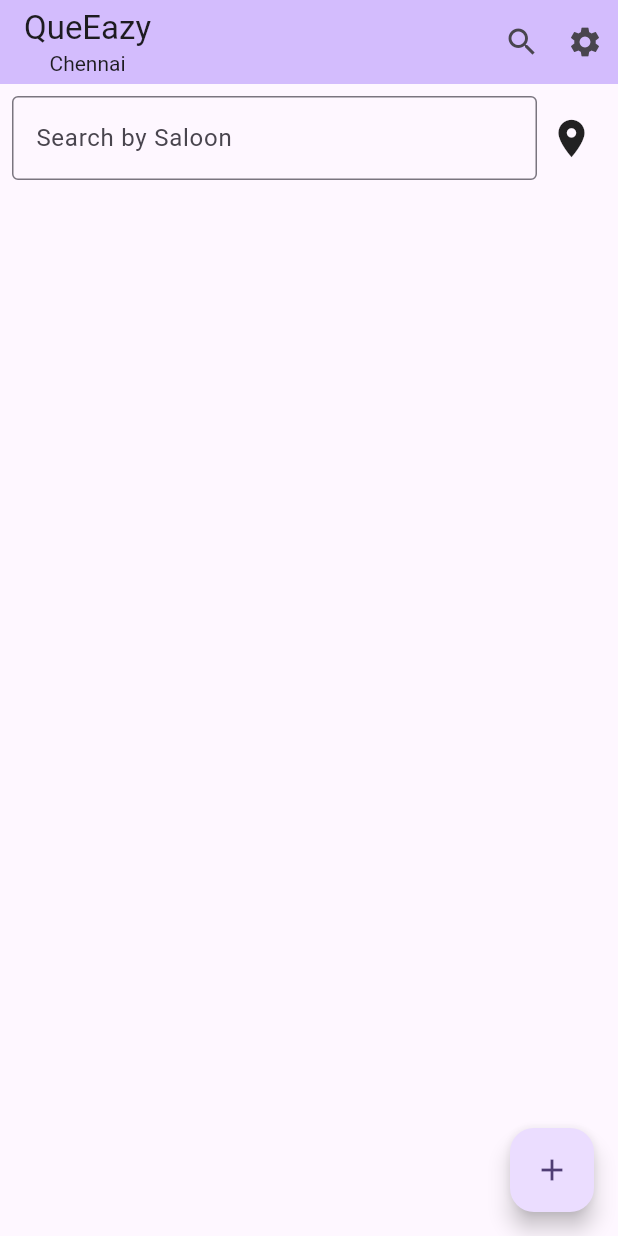
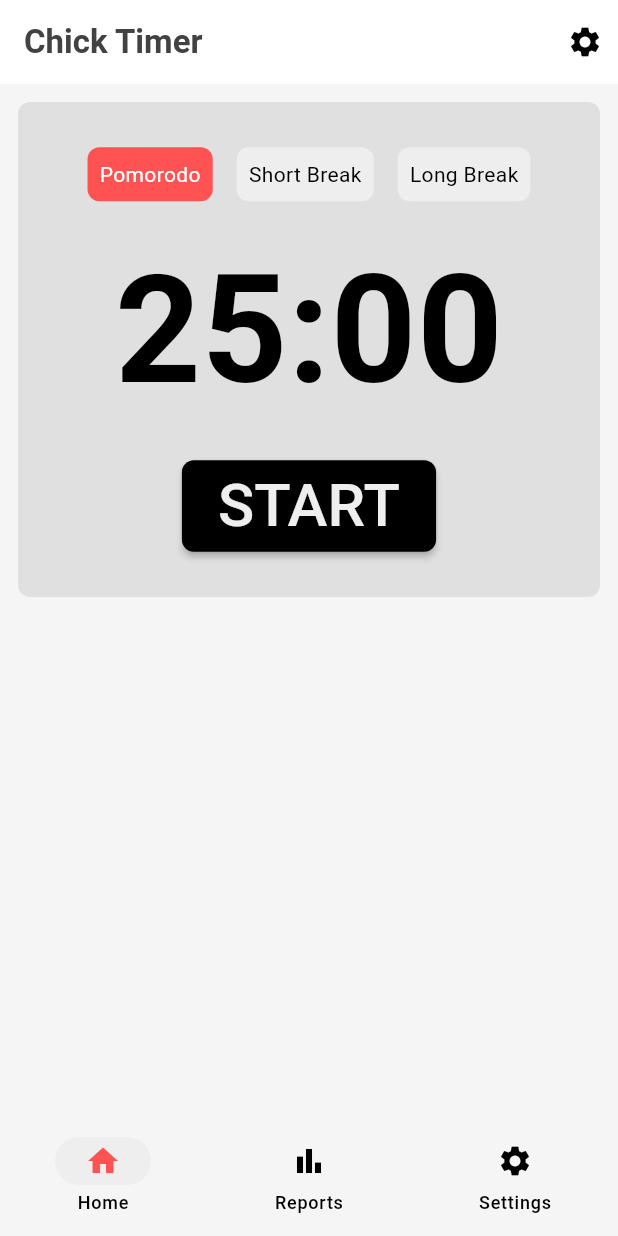
Before and after one commit to Manoj-Karthick/Pulse-Timer, a Flutter app: the screen it shows after launch, on a phone screen of 412 x 824 dp. Run offline on Flutter 3.47's test engine with Material 3 defaults, Android fonts, the phone set to English and light mode, and no system bars; our stand-ins replace google_fonts; Roboto replaces fonts that are missing (Dongle).

Commit message:
Added basic Pomorodo timer homepage

```diff
--- a/lib/main.dart
+++ b/lib/main.dart
@@ -1,4 +1,5 @@
 import 'package:flutter/material.dart';
+import 'package:learn_flutter/pages/home_page.dart';
 
 void main() {
   runApp(const MyApp());
@@ -14,10 +15,33 @@
       title: 'Learn Flutter',
       debugShowCheckedModeBanner: false,
       theme: ThemeData(
-        colorScheme: ColorScheme.fromSeed(seedColor: Colors.deepPurple),
+        colorScheme: ColorScheme(
+          brightness: Brightness.light,
+          primary: Colors.white,
+          // bg
+          onPrimary: Colors.grey[800]!,
+          // text
+          secondary: Colors.grey[200]!,
+          // bg 2
+          onSecondary: Colors.grey[600]!,
+          // text 2
+          tertiary: Colors.grey[300]!,
+          // bg 3
+          onTertiary: Colors.grey[500]!,
+          // text 3
+          surface: Colors.grey[100]!,
+          // Light grey for cards/surfaces
+          onSurface: Colors.black,
+          // Text/icons on surface
+          inversePrimary: Colors.redAccent,
+          // Hightlights
+          error: Colors.redAccent,
+          // Standard error color
+          onError: Colors.white, // Text/icons on error
+        ),
         useMaterial3: true,
       ),
-      home: const MyHomePage(title: 'QueEazy'),
+      home: const MyHomePage(title: 'Chick Timer'),
     );
   }
 }
@@ -32,69 +56,53 @@
 }
 
 class _MyHomePageState extends State<MyHomePage> {
-  void _incrementCounter() {
-    setState(() {});
-  }
-
   @override
   Widget build(BuildContext context) {
     return Scaffold(
         appBar: AppBar(
-        backgroundColor: Theme.of(context).colorScheme.inversePrimary,
+          backgroundColor: Theme.of(context).colorScheme.primary,
           title: Column(
+            crossAxisAlignment: CrossAxisAlignment.start,
             children: [
-            Text(widget.title),
-            const Text(
-              'Chennai',
-              style: TextStyle(fontSize: 14),
-            )
+              Text(
+                widget.title,
+                style: TextStyle(
+                  color: Theme.of(context).colorScheme.onPrimary,
+                  fontWeight: FontWeight.bold,
+                ),
+              ),
             ],
           ),
           actions: [
             GestureDetector(
               onTap: null,
               child: Container(
-                margin: const EdgeInsets.symmetric(horizontal: 8),
-                child: const Icon(Icons.search),
-              )),
-          GestureDetector(
-              onTap: null,
-              child: Container(
                 margin: const EdgeInsets.symmetric(horizontal: 10),
                 child: const Icon(Icons.settings),
-              )),
+              ),
+            ),
           ],
         ),
-      body: Column(children: [
-        Container(
-          margin: EdgeInsets.all(8),
-          child: Row(
-            children: [
-              Expanded(
-                  child: TextField(
-                decoration: InputDecoration(
-                    border: OutlineInputBorder(),
-                    labelText: 'Search by Saloon'),
-              )),
-              Container(
-                margin: EdgeInsets.all(8),
-                child: Icon(
-                  Icons.location_on,
-                  size: 30,
+        body: HomePage(),
+        bottomNavigationBar: NavigationBar(
+          destinations: <Widget>[
+            NavigationDestination(
+              selectedIcon: Icon(
+                Icons.home,
+                color: Theme.of(context).colorScheme.inversePrimary,
               ),
-              )
+              icon: Icon(Icons.home_outlined),
+              label: 'Home',
+            ),
+            NavigationDestination(
+              icon: Icon(Icons.bar_chart),
+              label: 'Reports',
+            ),
+            NavigationDestination(
+              icon: Icon(Icons.settings),
+              label: 'Settings',
+            ),
           ],
-          ),
-        ),
-        Row(
-          children: [],
-        )
-      ]),
-      floatingActionButton: FloatingActionButton(
-        onPressed: _incrementCounter,
-        tooltip: 'Increment',
-        child: const Icon(Icons.add),
-      ), // This trailing comma makes auto-formatting nicer for build methods.
-    );
+        ));
   }
 }
--- /dev/null
+++ b/lib/pages/home_page.dart
@@ -0,0 +1,93 @@
+import 'package:flutter/material.dart';
+import 'package:google_fonts/google_fonts.dart';
+
+import '../widgets.dart/modes.dart';
+
+enum _modes { Pomo, ShortBreak, LongBreak }
+
+class HomePage extends StatelessWidget {
+  const HomePage({super.key});
+
+  final Map<String, dynamic> _mode = const {
+    "Pomo": {
+      "name": "Pomorodo",
+      "time": "25:00",
+    },
+    "ShortBreak": {
+      "name": "Short Break",
+      "time": "5:00",
+    },
+    "LongBreak": {
+      "name": "Long Break",
+      "time": "15:00",
+    }
+  };
+
+  void _handleMode() {}
+
+  @override
+  Widget build(BuildContext context) {
+    return SingleChildScrollView(
+      child: Column(
+        children: [
+          Container(
+            margin: EdgeInsets.all(12),
+            padding: EdgeInsets.all(12),
+            width: 400,
+            height: 330,
+            decoration: BoxDecoration(
+              color: Theme.of(context).colorScheme.tertiary,
+              borderRadius: BorderRadius.circular(8),
+            ),
+            child: Column(
+              mainAxisAlignment: MainAxisAlignment.spaceAround,
+              children: [
+                Padding(
+                  padding: EdgeInsets.symmetric(horizontal: 12),
+                  child: Row(
+                    mainAxisAlignment: MainAxisAlignment.center,
+                    children: [
+                      Modes(_mode["Pomo"]["name"], true),
+                      Modes(_mode["ShortBreak"]["name"], false),
+                      Modes(_mode["LongBreak"]["name"], false),
+                    ],
+                  ),
+                ),
+                Text(
+                  _mode["Pomo"]["time"],
+                  style: GoogleFonts.varelaRound(
+                    fontSize: 100,
+                    fontWeight: FontWeight.bold,
+                    height: 1.0,
+                  ),
+                ),
+                ElevatedButton(
+                  onPressed: () {},
+                  style: ElevatedButton.styleFrom(
+                    backgroundColor: Theme.of(context).colorScheme.onSurface,
+                    foregroundColor: Colors.white,
+                    // Text color
+                    padding: EdgeInsets.symmetric(horizontal: 24, vertical: 2),
+                    // Button size
+                    shape: RoundedRectangleBorder(
+                      borderRadius:
+                          BorderRadius.circular(8), // Adjust border radius here
+                    ),
+                    elevation: 2,
+                  ), // Button shadow),
+                  child: Text(
+                    'START',
+                    style: GoogleFonts.dongle(
+                      fontSize: 40,
+                      color: Theme.of(context).colorScheme.secondary,
+                    ),
+                  ),
+                ),
+              ],
+            ),
+          ),
+        ],
+      ),
+    );
+  }
+}
--- /dev/null
+++ b/lib/widgets.dart/alert_widgets.dart
@@ -0,0 +1,21 @@
+import 'package:flutter/material.dart';
+
+class MyAlertDialog extends StatelessWidget {
+  const MyAlertDialog(this.text, {super.key});
+  final String text;
+  @override
+  Widget build(BuildContext context) {
+    return AlertDialog(
+      content: Text(text),
+    );
+  }
+}
+
+Future<dynamic> myShowDialog(context, text) {
+  return showDialog(
+    context: context,
+    builder: (context) {
+      return MyAlertDialog(text);
+    },
+  );
+}
--- /dev/null
+++ b/lib/widgets.dart/modes.dart
@@ -0,0 +1,30 @@
+import 'package:flutter/material.dart';
+
+class Modes extends StatelessWidget {
+  const Modes(this.modeName, this.isActive, {super.key});
+
+  final String modeName;
+  final bool isActive;
+
+  @override
+  Widget build(BuildContext context) {
+    return Container(
+      padding: EdgeInsets.all(8),
+      margin: EdgeInsets.symmetric(horizontal: 8),
+      decoration: BoxDecoration(
+        color: isActive
+            ? Theme.of(context).colorScheme.inversePrimary
+            : Theme.of(context).colorScheme.secondary,
+        borderRadius: BorderRadius.circular(8),
+      ),
+      child: Text(
+        modeName,
+        style: TextStyle(
+          color: isActive
+              ? Theme.of(context).colorScheme.primary
+              : Theme.of(context).colorScheme.onSurface,
+        ),
+      ),
+    );
+  }
+}
--- /dev/null
+++ b/lib/widgets.dart/text_widgets.dart
@@ -0,0 +1,49 @@
+import 'package:flutter/material.dart';
+
+class MyTextFieldOutline extends StatelessWidget {
+  const MyTextFieldOutline(
+      {required this.placeholder, required this.ctrler, super.key});
+
+  final TextEditingController ctrler;
+  final String placeholder;
+  @override
+  Widget build(BuildContext context) {
+    return TextField(
+      decoration: InputDecoration(
+        border: OutlineInputBorder(),
+        hintText: placeholder,
+      ),
+      controller: ctrler,
+    );
+  }
+}
+
+class MyTextFieldUnderLine extends StatelessWidget {
+  const MyTextFieldUnderLine({required this.placeholder, super.key});
+
+  final String placeholder;
+  @override
+  Widget build(BuildContext context) {
+    return TextField(
+      decoration: InputDecoration(
+        border: UnderlineInputBorder(),
+        labelText: placeholder,
+      ),
+    );
+  }
+}
+
+class MyTextFormField extends StatelessWidget {
+  const MyTextFormField({required this.placeholder, super.key});
+
+  final String placeholder;
+  @override
+  Widget build(BuildContext context) {
+    return TextFormField(
+      decoration: InputDecoration(
+        border: UnderlineInputBorder(),
+        labelText: placeholder,
+      ),
+    );
+  }
+}
--- a/pubspec.yaml
+++ b/pubspec.yaml
@@ -35,6 +35,7 @@ dependencies:
   # The following adds the Cupertino Icons font to your application.
   # Use with the CupertinoIcons class for iOS style icons.
   cupertino_icons: ^1.0.8
+  google_fonts: ^6.2.1
 
 dev_dependencies:
   flutter_test:
```
Also changed, not shown: pubspec.lock. Lines whose indentation alone changed are shown as unchanged.
